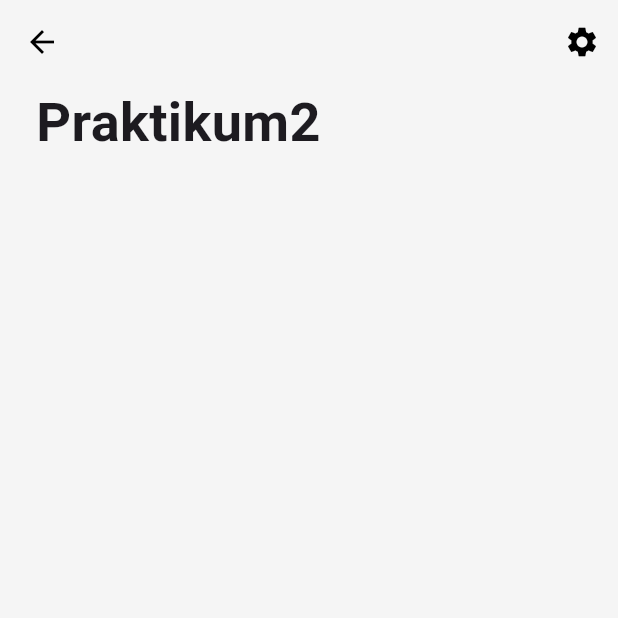
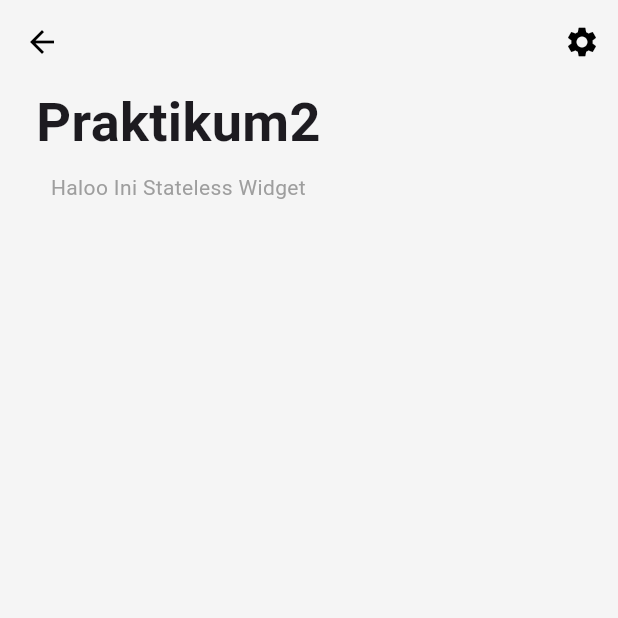
Before and after one commit to PannnTastic/Praktikum2_0021, a Flutter app: the screen it shows after launch, on a phone screen of 412 x 824 dp, the top half of it. Run offline on Flutter 3.47's test engine with Material 3 defaults, Android fonts, the phone set to English and light mode, and no system bars.

Commit message:
tambah Text "Haloo Ini Stateless Widget" dan Spacer di praktikum2.dart

```diff
--- a/lib/praktikum2.dart
+++ b/lib/praktikum2.dart
@@ -36,7 +36,15 @@ class Praktikum2 extends StatelessWidget {
                 fontWeight: FontWeight.bold,
               ),
             ),
-
+            const SizedBox(height: 8),
+            const Text(
+              "Haloo Ini Stateless Widget",
+              style: TextStyle(
+                fontSize: 14,
+                color: Colors.grey
+              ),
+            ),
+            const Spacer()
           ],
         ),
       ),
```
